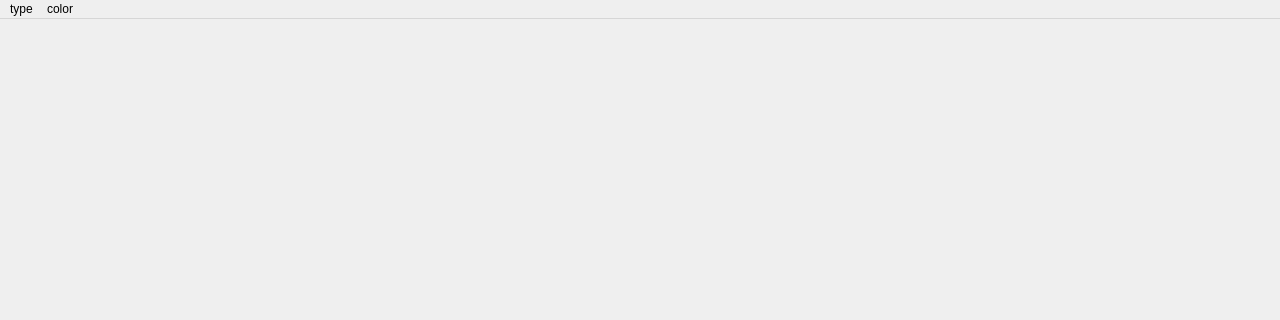
golony6449/Homework, file computer_network/ui/main.ui: the form before one commit; both pictures show x 0 to 1280 and y 0 to 320 of the 1280 by 720 pixel window.
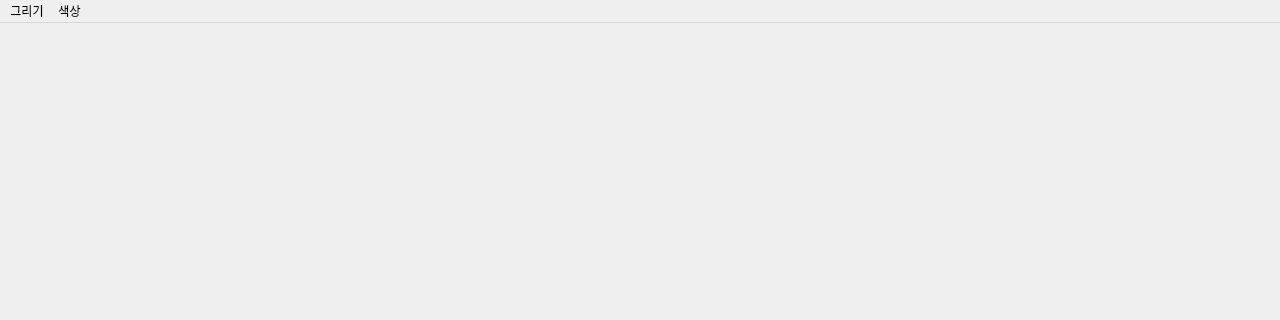
The form after the commit.

```diff
--- a/computer_network/ui/main.ui
+++ b/computer_network/ui/main.ui
@@ -25,7 +25,7 @@
    </property>
    <widget class="QMenu" name="menutype">
     <property name="title">
-     <string>type</string>
+     <string>그리기</string>
     </property>
     <addaction name="actionCharactor"/>
     <addaction name="actionPicture"/>
@@ -33,7 +33,7 @@
    </widget>
    <widget class="QMenu" name="menucolor">
     <property name="title">
-     <string>color</string>
+     <string>색상</string>
     </property>
     <addaction name="actionRed"/>
     <addaction name="actionBlue"/>
```
Left out of the diff: 84 changed lines with no effect on the pictures.
